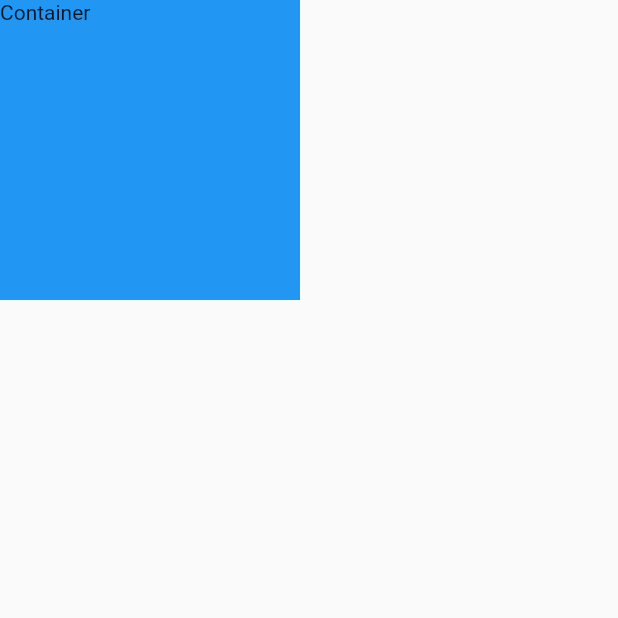
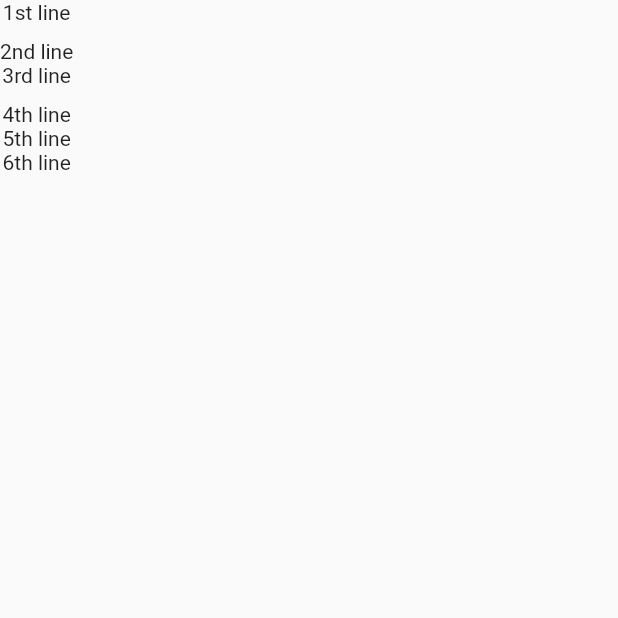
Before and after one commit to AwaisHaleem/Flutter-course-Jawan-Tech-Pakistan, a Flutter app: the screen it shows after launch, on a phone screen of 412 x 824 dp, the top half of it. Run offline on Flutter 3.47's test engine with Material 2 defaults, Android fonts, the phone set to English and light mode, and no system bars.

Commit message:
Column and SizedBox

```diff
--- a/lib/main.dart
+++ b/lib/main.dart
@@ -10,10 +10,18 @@ class MyApp extends StatelessWidget {
     return MaterialApp(
       home: Scaffold(
         body: Container(
-          height: 200,
-          width: 200,
-          color: Colors.blue,
-          child: Text("Container"),
+          child: Column(
+            children: [
+              Text('1st line'),
+              SizedBox(height: 10,),
+              Text('2nd line'),
+              Text('3rd line'),
+              SizedBox(height: 10,),
+              Text('4th line'),
+              Text('5th line'),
+              Text('6th line'),
+            ],
+          ),
         ),
       ),
 
```
